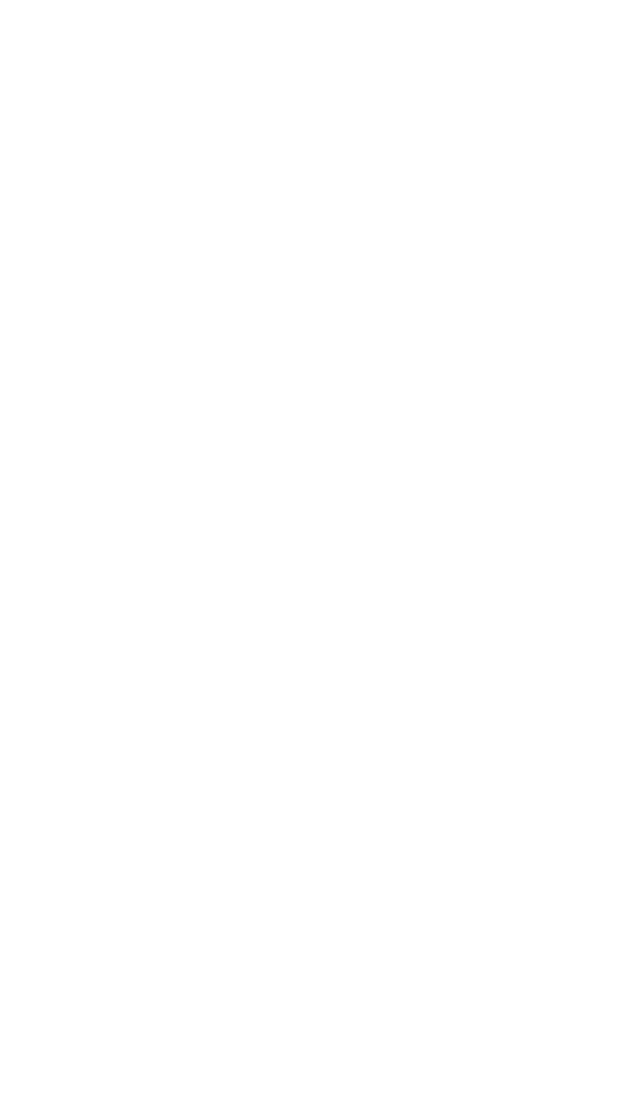
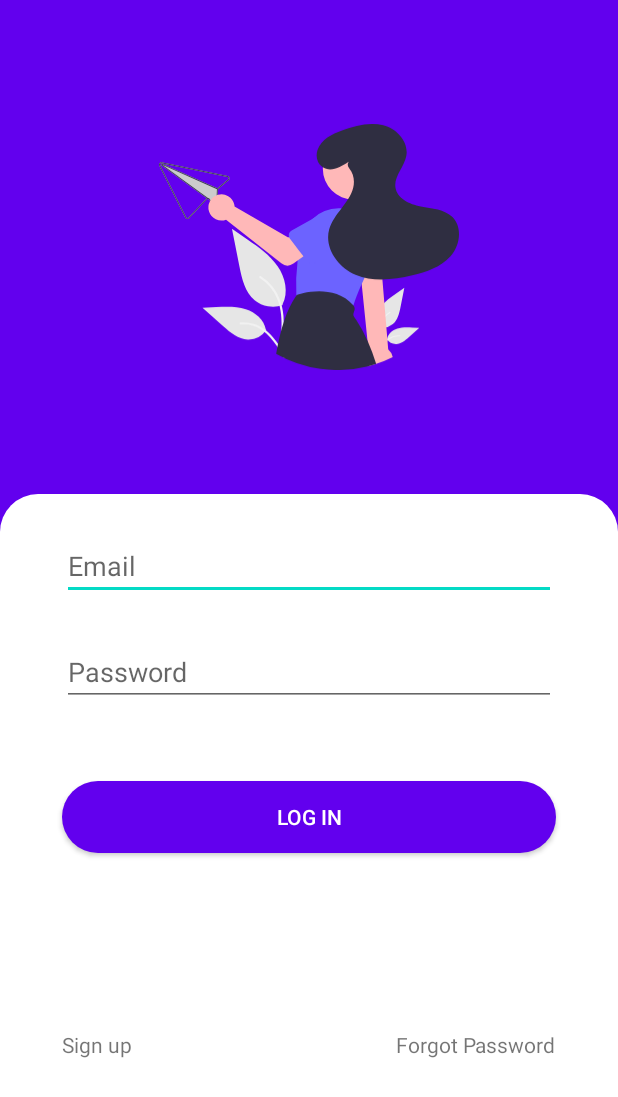
Before and after one commit to YhonnCQ/example-android-login, an Android app: the LogInActivity screen opened directly, with no data from a screen before it, on a phone screen of 412 x 824 dp. Before the commit the part shown is empty. Shown: the top 1097 px of the screen. Run offline under Robolectric (Android 15) with nearby library versions, the phone set to English and light mode, and no system bars.

Commit message:
feat: improving the design

```diff
--- a/app/build.gradle
+++ b/app/build.gradle
@@ -30,6 +30,10 @@ android {
     kotlinOptions {
         jvmTarget = '1.8'
     }
+
+    buildFeatures {
+        viewBinding true
+    }
 }
 
 dependencies {
--- a/app/src/main/AndroidManifest.xml
+++ b/app/src/main/AndroidManifest.xml
@@ -10,7 +10,7 @@
         android:supportsRtl="true"
         android:theme="@style/Theme.Login.NoActionBar">
         <activity android:name=".LogInActivity"></activity>
-        <activity android:name=".MainActivity">
+        <activity android:name=".GetStartedActivity">
             <intent-filter>
                 <action android:name="android.intent.action.MAIN" />
 
--- /dev/null
+++ b/app/src/main/res/drawable/box_background_log_in.xml
@@ -0,0 +1,7 @@
+<?xml version="1.0" encoding="utf-8"?>
+<shape xmlns:android="http://schemas.android.com/apk/res/android"
+    android:shape="rectangle">
+    <solid android:color="@color/white" />
+    <corners android:topLeftRadius="25dp"
+        android:topRightRadius="25dp"/>
+</shape>
--- a/app/src/main/res/drawable/box_log_in.xml
+++ b/app/src/main/res/drawable/box_button.xml
@@ -1,7 +1,7 @@
 <?xml version="1.0" encoding="utf-8"?>
 <selector xmlns:android="http://schemas.android.com/apk/res/android">
     <item
-        android:drawable="@drawable/box_log_in_select"
+        android:drawable="@drawable/box_button_select"
         android:state_pressed="true" />
-    <item android:drawable="@drawable/box_log_in_default" />
+    <item android:drawable="@drawable/box_button_default" />
 </selector>
--- a/app/src/main/res/layout/activity_log_in.xml
+++ b/app/src/main/res/layout/activity_log_in.xml
@@ -4,6 +4,101 @@
     xmlns:tools="http://schemas.android.com/tools"
     android:layout_width="match_parent"
     android:layout_height="match_parent"
+    android:background="@color/purple_500"
     tools:context=".LogInActivity">
 
+    <androidx.constraintlayout.widget.Guideline
+        android:id="@+id/guidelineCenter"
+        android:layout_width="wrap_content"
+        android:layout_height="wrap_content"
+        android:orientation="horizontal"
+        app:layout_constraintGuide_percent="0.4" />
+
+    <androidx.constraintlayout.widget.Guideline
+        android:id="@+id/guidelineStart"
+        android:layout_width="wrap_content"
+        android:layout_height="wrap_content"
+        android:orientation="vertical"
+        app:layout_constraintGuide_percent="0.1" />
+
+    <androidx.constraintlayout.widget.Guideline
+        android:id="@+id/guidelineEnd"
+        android:layout_width="wrap_content"
+        android:layout_height="wrap_content"
+        android:orientation="vertical"
+        app:layout_constraintGuide_percent="0.9" />
+
+    <androidx.appcompat.widget.AppCompatImageView
+        android:layout_width="200dp"
+        android:layout_height="200dp"
+        android:src="@drawable/ic_logo"
+        app:layout_constraintBottom_toBottomOf="@id/guidelineCenter"
+        app:layout_constraintEnd_toEndOf="@id/guidelineEnd"
+        app:layout_constraintStart_toStartOf="@id/guidelineStart"
+        app:layout_constraintTop_toTopOf="parent" />
+
+    <View
+        android:layout_width="0dp"
+        android:layout_height="0dp"
+        android:background="@drawable/box_background_log_in"
+        app:layout_constraintBottom_toBottomOf="parent"
+        app:layout_constraintEnd_toEndOf="parent"
+        app:layout_constraintStart_toStartOf="parent"
+        app:layout_constraintTop_toBottomOf="@+id/guidelineCenter" />
+
+    <androidx.appcompat.widget.AppCompatEditText
+        android:id="@+id/etEmail"
+        android:layout_width="0dp"
+        android:layout_height="wrap_content"
+        android:layout_marginTop="25dp"
+        android:hint="Email"
+        app:layout_constraintEnd_toEndOf="@id/guidelineEnd"
+        app:layout_constraintStart_toStartOf="@id/guidelineStart"
+        app:layout_constraintTop_toBottomOf="@id/guidelineCenter" />
+
+    <androidx.appcompat.widget.AppCompatEditText
+        android:id="@+id/etPassword"
+        android:layout_width="0dp"
+        android:layout_height="wrap_content"
+        android:layout_marginTop="25dp"
+        android:hint="Password"
+        android:inputType="textPassword"
+        app:layout_constraintEnd_toEndOf="@id/guidelineEnd"
+        app:layout_constraintStart_toStartOf="@id/guidelineStart"
+        app:layout_constraintTop_toBottomOf="@id/etEmail" />
+
+    <androidx.appcompat.widget.AppCompatButton
+        android:id="@+id/btnLogin"
+        android:layout_width="0dp"
+        android:layout_height="wrap_content"
+        android:layout_marginTop="50dp"
+        android:background="@drawable/box_button"
+        android:text="Log In"
+        android:textColor="@color/white"
+        app:layout_constraintEnd_toEndOf="@id/guidelineEnd"
+        app:layout_constraintStart_toStartOf="@id/guidelineStart"
+        app:layout_constraintTop_toBottomOf="@+id/etPassword" />
+
+    <androidx.appcompat.widget.AppCompatTextView
+        android:id="@+id/evSignup"
+        android:layout_width="wrap_content"
+        android:layout_height="wrap_content"
+        android:text="Sign up"
+        app:layout_constraintBottom_toBottomOf="parent"
+        app:layout_constraintEnd_toStartOf="@id/evForgotPassword"
+        app:layout_constraintHorizontal_chainStyle="spread_inside"
+        app:layout_constraintStart_toStartOf="@id/guidelineStart"
+        app:layout_constraintTop_toBottomOf="@id/btnLogin" />
+
+    <androidx.appcompat.widget.AppCompatTextView
+        android:id="@+id/evForgotPassword"
+        android:layout_width="wrap_content"
+        android:layout_height="wrap_content"
+        android:text="Forgot Password"
+        app:layout_constraintBottom_toBottomOf="parent"
+        app:layout_constraintEnd_toEndOf="@id/guidelineEnd"
+        app:layout_constraintStart_toEndOf="@id/evSignup"
+        app:layout_constraintTop_toBottomOf="@id/btnLogin" />
+
+
 </androidx.constraintlayout.widget.ConstraintLayout>
```
Also changed, not shown: app/src/main/java/com/example/login/GetStartedActivity.kt (added, +22 -0 lines), app/src/main/java/com/example/login/MainActivity.kt (deleted, +0 -11 lines), app/src/main/res/drawable/ic_welcome.xml (added, +108 -0 lines), app/src/main/res/layout/activity_get_started.xml (renamed from app/src/main/res/layout/activity_main.xml, +8 -7 lines), app/src/main/res/drawable/box_button_default.xml (renamed from app/src/main/res/drawable/box_log_in_default.xml), app/src/main/res/drawable/box_button_select.xml (renamed from app/src/main/res/drawable/box_log_in_select.xml), app/src/main/res/drawable/ic_logo.xml (renamed from app/src/main/res/drawable/ic_wellcome.xml).
